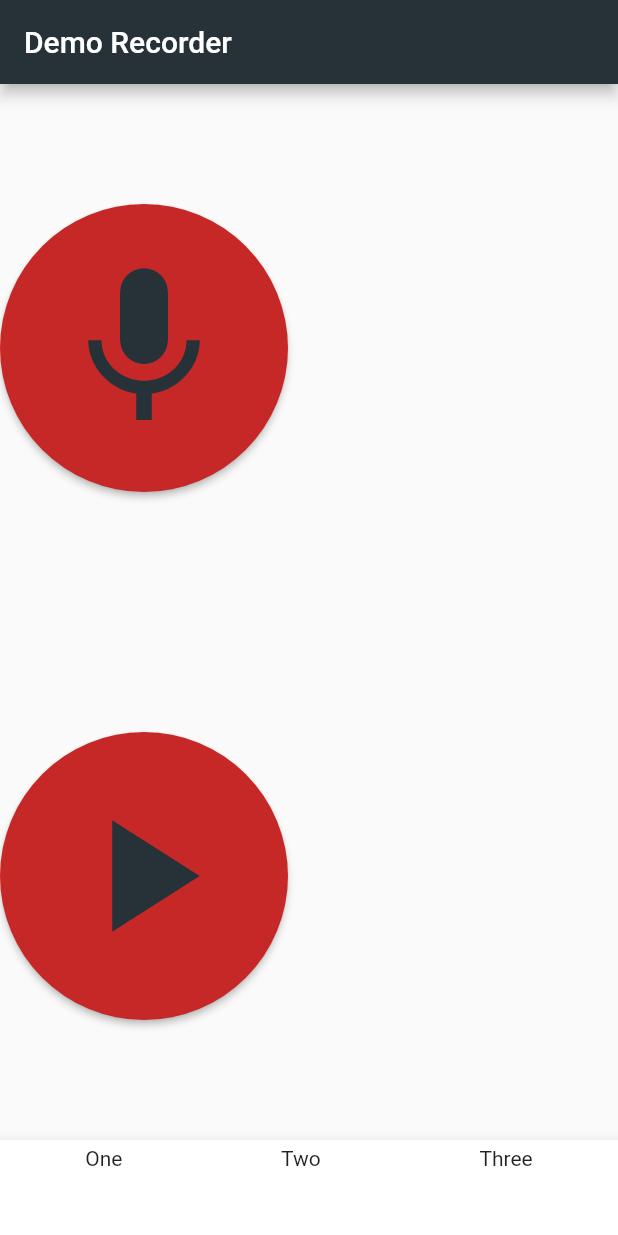
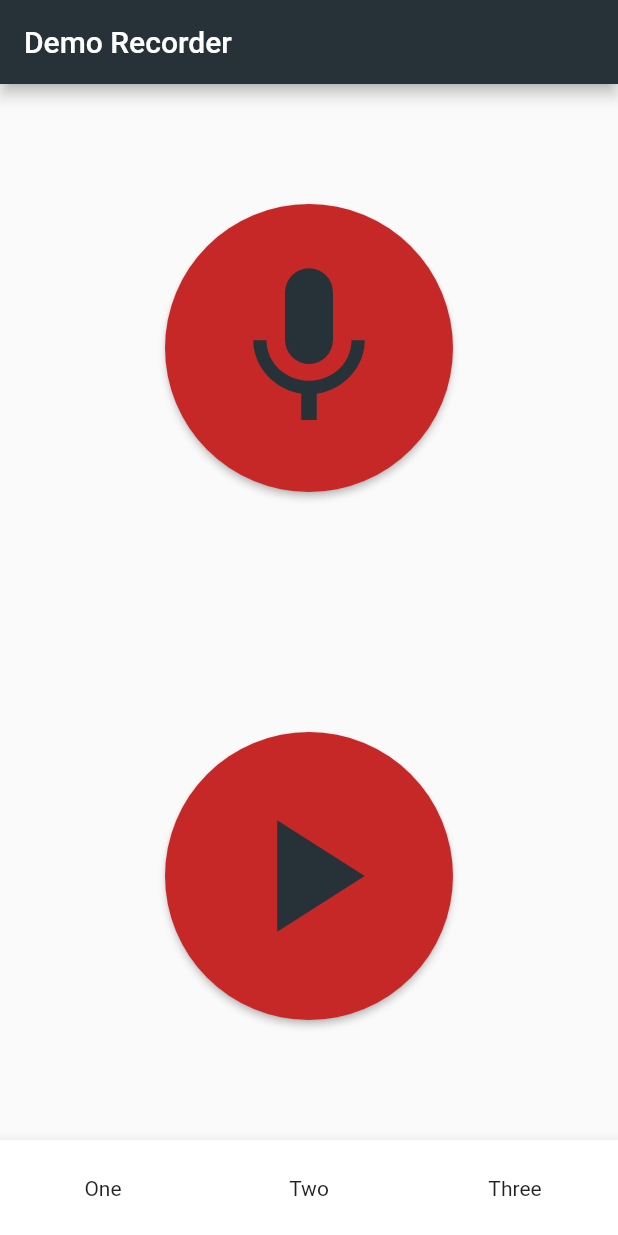
Before and after one commit to p4773rn/flutter-demo, a Flutter app: the screen it shows after launch, on a phone screen of 412 x 824 dp. Run offline on Flutter 3.47's test engine with Material 2 defaults, Android fonts, the phone set to English and light mode, and no system bars; our stand-ins replace audioplayers, permission_handler; missing offline and left inert: record_mp3.

Commit message:
Fix navigation and recording screen layouts

```diff
--- a/lib/ui/screens/recordings.screen.dart
+++ b/lib/ui/screens/recordings.screen.dart
@@ -65,7 +65,9 @@ class _RecordingsScreenState extends State<RecordingsScreen> {
 
   @override
   Widget build(BuildContext context) {
-    return Column(
+    return Container(
+      child: Center(
+        child: Column(
           mainAxisAlignment: MainAxisAlignment.spaceAround,
           children: [
             MaterialButton(
@@ -91,6 +93,8 @@ class _RecordingsScreenState extends State<RecordingsScreen> {
               shape: CircleBorder(),
             ),
           ]
+        ),
+      ),
     );
   }
 
--- a/lib/ui/widgets/navigation_bar.widget.dart
+++ b/lib/ui/widgets/navigation_bar.widget.dart
@@ -16,7 +16,6 @@ class NavigationBar extends StatelessWidget {
     return BottomAppBar(
       child: Container(
         height: HEIGHT,
-        padding: const EdgeInsets.all(4),
         child: Row(
           mainAxisAlignment: MainAxisAlignment.spaceAround,
           crossAxisAlignment: CrossAxisAlignment.stretch,
--- a/lib/ui/widgets/navigation_bar__item.widget.dart
+++ b/lib/ui/widgets/navigation_bar__item.widget.dart
@@ -19,9 +19,13 @@ class NavigationBarItem extends StatelessWidget {
 
   @override
   Widget build(BuildContext context) {
-    return InkWell(
-      onTap: _setScreen,
-      child: Text('$text'),
+    return Expanded(
+      child: InkWell(
+        onTap: _setScreen,
+        child: Center(
+          child: Text('$text'),
+        ),
+      ),
     );
   }
 }
```
Lines whose indentation alone changed are shown as unchanged.
